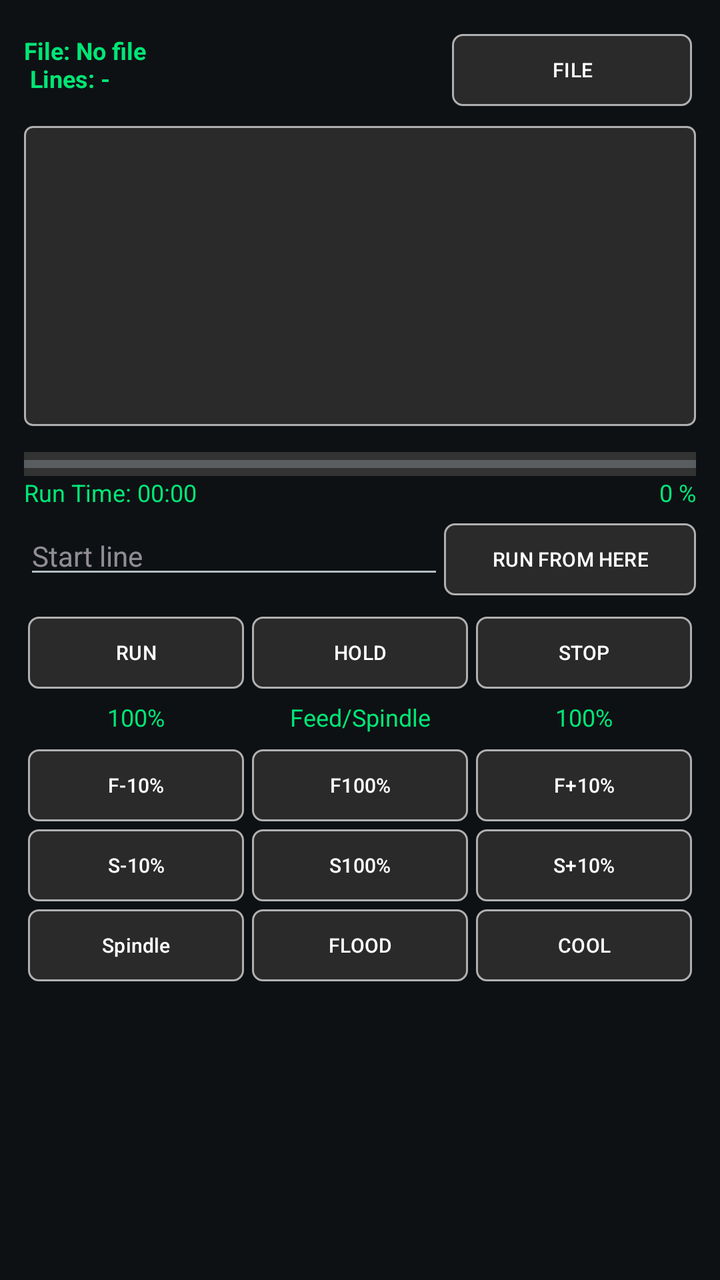
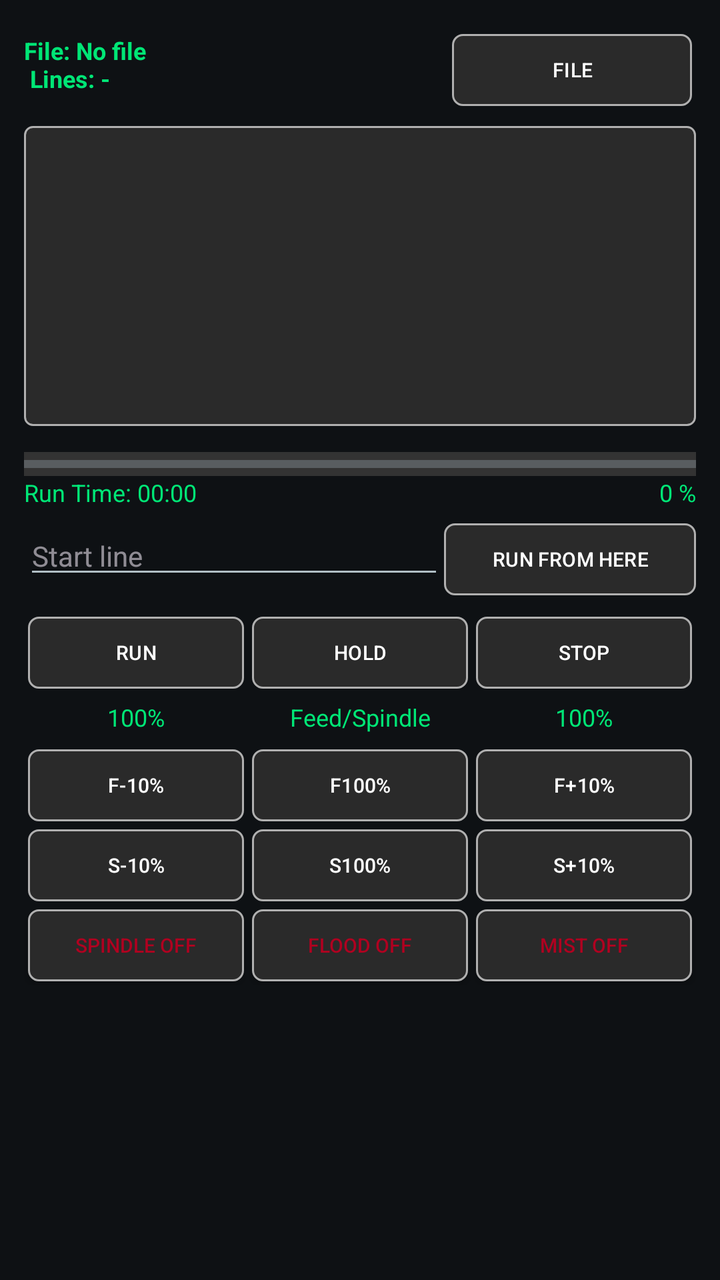

Compare the two renders of this Android layout. The source of the first and the diff that turns it into the second are given below.
<!-- AndroidManifest.xml: application theme Theme.DwiCreativeCNC -->
<!-- res/layout/frag_file.xml -->
<?xml version="1.0" encoding="utf-8"?>
<ScrollView
    xmlns:android="http://schemas.android.com/apk/res/android"
    xmlns:app="http://schemas.android.com/apk/res-auto"
    xmlns:tools="http://schemas.android.com/tools"
    android:layout_width="match_parent"
    android:layout_height="match_parent">
<LinearLayout
    android:orientation="vertical"
    android:padding="12dp"
    android:layout_width="match_parent"
    android:layout_height="wrap_content">

    <LinearLayout
        android:layout_width="match_parent"
        android:layout_height="wrap_content"
        android:layout_marginVertical="5dp">

        <TextView
            android:id="@+id/txtFileInfo"
            android:text="File: No file\n Lines: -"
            android:textColor="#00E676"
            android:textStyle="bold"
            android:textSize="12sp"
            android:layout_weight="1"
            android:layout_width="wrap_content"
            android:layout_height="wrap_content"
            tools:ignore="HardcodedText,InefficientWeight" />

        <Button
            android:id="@+id/btnOpen"
            android:layout_width="120dp"
            android:layout_height="36dp"
            android:layout_marginHorizontal="2dp"
            android:background="@drawable/bg_btn_square_selector"
            android:text="FILE"
            android:layout_gravity="end"
            android:textColor="@color/text_primary"
            android:textSize="10sp"
            app:backgroundTint="@null"
            tools:ignore="HardcodedText,TouchTargetSizeCheck" />
    </LinearLayout>

    <androidx.recyclerview.widget.RecyclerView
        android:id="@+id/rvGcode"
        android:layout_width="match_parent"
        android:layout_height="150dp"
        android:layout_marginVertical="5dp"
        android:padding="8dp"
        android:background="@drawable/scrollbar_thumb" />
    <ProgressBar
        android:id="@+id/progressRun"
        style="?android:attr/progressBarStyleHorizontal"
        android:layout_width="match_parent"
        android:layout_height="12dp"
        android:max="100"
        android:progress="0"
        android:progressTint="#00E676"
        android:background="#333333"
        android:layout_marginTop="8dp"/>

    <LinearLayout
        android:layout_width="match_parent"
        android:layout_height="wrap_content">

        <TextView
            android:id="@+id/txtEta"
            android:text="Run Time: 00:00"
            android:textColor="#00E676"
            android:textSize="12sp"
            android:layout_width="wrap_content"
            android:layout_height="wrap_content"
            tools:ignore="HardcodedText" />

        <TextView
            android:id="@+id/txtProgress"
            android:text="0 %"
            android:textColor="#00E676"
            android:textSize="12sp"
            android:gravity="end"
            android:layout_width="match_parent"
            android:layout_height="wrap_content"
            tools:ignore="HardcodedText" />
    </LinearLayout>

    <LinearLayout
        android:orientation="horizontal"
        android:layout_width="match_parent"
        android:layout_height="40dp"
        android:layout_marginVertical="4dp">

        <EditText
            android:id="@+id/edtStartLine"
            android:layout_width="0dp"
            android:layout_height="wrap_content"
            android:layout_weight="1"
            android:hint="Start line"
            android:inputType="number"
            android:textColor="#00E676"
            android:textSize="14sp"
            tools:ignore="HardcodedText,TouchTargetSizeCheck" />

        <Button
            android:id="@+id/btnRunFromHere"
            android:layout_width="wrap_content"
            android:layout_height="36dp"
            android:background="@drawable/bg_btn_square_selector"
            android:text="RUN FROM HERE"
            android:textColor="@color/text_primary"
            android:textSize="10sp"
            app:backgroundTint="@null"
            tools:ignore="HardcodedText,TouchTargetSizeCheck" />
    </LinearLayout>

    <LinearLayout
        android:orientation="horizontal"
        android:layout_width="match_parent"
        android:layout_height="wrap_content"
        android:layout_marginTop="6dp">

        <Button
            android:id="@+id/btnRun"
            android:layout_width="0dp"
            android:layout_height="36dp"
            android:layout_marginHorizontal="2dp"
            android:layout_weight="1"
            android:background="@drawable/bg_btn_square_selector"
            android:text="RUN"
            android:textColor="@color/text_primary"
            android:textSize="10sp"
            app:backgroundTint="@null"
            tools:ignore="HardcodedText,TouchTargetSizeCheck" />

        <Button
            android:id="@+id/btnPause"
            android:layout_width="0dp"
            android:layout_height="36dp"
            android:layout_marginHorizontal="2dp"
            android:layout_weight="1"
            android:background="@drawable/bg_btn_square_selector"
            android:text="HOLD"
            android:textColor="@color/text_primary"
            android:textSize="10sp"
            app:backgroundTint="@null"
            tools:ignore="HardcodedText,TouchTargetSizeCheck" />

        <Button
            android:id="@+id/btnStop"
            android:layout_width="0dp"
            android:layout_height="36dp"
            android:layout_marginHorizontal="2dp"
            android:layout_weight="1"
            android:background="@drawable/bg_btn_square_selector"
            android:text="STOP"
            android:textColor="@color/text_primary"
            android:textSize="10sp"
            app:backgroundTint="@null"
            tools:ignore="HardcodedText,TouchTargetSizeCheck" />
    </LinearLayout>

    

    <LinearLayout
        android:orientation="horizontal"
        android:layout_width="match_parent"
        android:layout_height="wrap_content">

        <TextView
            android:id="@+id/txtFeedOv"
            android:text="100%"
            android:textColor="#00E676"
            android:textSize="12sp"
            android:gravity="center"
            android:padding="6dp"
            android:layout_weight="1"
            android:layout_width="0dp"
            android:layout_height="wrap_content"
            tools:ignore="HardcodedText" />

        <TextView
            android:text="Feed/Spindle"
            android:textColor="#00E676"
            android:textSize="12sp"
            android:gravity="center"
            android:padding="6dp"
            android:layout_weight="1"
            android:layout_width="0dp"
            android:layout_height="wrap_content"
            tools:ignore="HardcodedText" />

        <TextView
            android:id="@+id/txtSpinOv"
            android:text="100%"
            android:textColor="#00E676"
            android:textSize="12sp"
            android:gravity="center"
            android:padding="6dp"
            android:layout_weight="1"
            android:layout_width="0dp"
            android:layout_height="wrap_content"
            tools:ignore="HardcodedText" />
    </LinearLayout>

    <LinearLayout
        android:orientation="horizontal"
        android:layout_width="match_parent"
        android:layout_height="wrap_content">

        <Button
            android:id="@+id/btnFeedMinus"
            android:layout_width="0dp"
            android:layout_height="36dp"
            android:layout_margin="2dp"
            android:layout_weight="1"
            android:background="@drawable/bg_btn_square_selector"
            android:text="F-10%"
            android:textAlignment="center"
            android:textColor="@color/text_primary"
            android:textSize="10sp"
            app:backgroundTint="@null"
            tools:ignore="HardcodedText,TouchTargetSizeCheck" />

        <Button
            android:id="@+id/btnFeedReset"
            android:layout_width="0dp"
            android:layout_height="36dp"
            android:layout_margin="2dp"
            android:layout_weight="1"
            android:background="@drawable/bg_btn_square_selector"
            android:text="F100%"
            android:textColor="@color/text_primary"
            android:textSize="10sp"
            app:backgroundTint="@null"
            tools:ignore="HardcodedText,TouchTargetSizeCheck" />

        <Button
            android:id="@+id/btnFeedPlus"
            android:layout_width="0dp"
            android:layout_height="36dp"
            android:layout_margin="2dp"
            android:layout_weight="1"
            android:background="@drawable/bg_btn_square_selector"
            android:text="F+10%"
            android:textColor="@color/text_primary"
            android:textSize="10sp"
            app:backgroundTint="@null"
            tools:ignore="HardcodedText,TouchTargetSizeCheck" />
    </LinearLayout>

    

    <LinearLayout
        android:orientation="horizontal"
        android:layout_width="match_parent"
        android:layout_height="wrap_content">

        <Button
            android:id="@+id/btnSpinMinus"
            android:layout_width="0dp"
            android:layout_height="36dp"
            android:layout_margin="2dp"
            android:layout_weight="1"
            android:background="@drawable/bg_btn_square_selector"
            android:text="S-10%"
            android:textColor="@color/text_primary"
            android:textSize="10sp"
            app:backgroundTint="@null"
            tools:ignore="HardcodedText,TouchTargetSizeCheck" />

        <Button
            android:id="@+id/btnSpinReset"
            android:layout_width="0dp"
            android:layout_height="36dp"
            android:layout_margin="2dp"
            android:layout_weight="1"
            android:background="@drawable/bg_btn_square_selector"
            android:text="S100%"
            android:textColor="@color/text_primary"
            android:textSize="10sp"
            app:backgroundTint="@null"
            tools:ignore="HardcodedText,TouchTargetSizeCheck" />

        <Button
            android:id="@+id/btnSpinPlus"
            android:layout_width="0dp"
            android:layout_height="36dp"
            android:layout_margin="2dp"
            android:layout_weight="1"
            android:background="@drawable/bg_btn_square_selector"
            android:text="S+10%"
            android:textColor="@color/text_primary"
            android:textSize="10sp"
            app:backgroundTint="@null"
            tools:ignore="HardcodedText,TouchTargetSizeCheck" />
    </LinearLayout>

    <LinearLayout
        android:orientation="horizontal"
        android:layout_width="match_parent"
        android:layout_height="wrap_content">

        <Button
            android:layout_width="0dp"
            android:layout_height="36dp"
            android:layout_margin="2dp"
            android:layout_weight="1"
            android:background="@drawable/bg_btn_square_selector"
            android:text="Spindle"
            android:textColor="@color/text_primary"
            android:textSize="10sp"
            app:backgroundTint="@null"
            tools:ignore="HardcodedText,TouchTargetSizeCheck" />

        <Button
            android:layout_width="0dp"
            android:layout_height="36dp"
            android:layout_margin="2dp"
            android:layout_weight="1"
            android:background="@drawable/bg_btn_square_selector"
            android:text="FLOOD"
            android:textColor="@color/text_primary"
            android:textSize="10sp"
            app:backgroundTint="@null"
            tools:ignore="HardcodedText,TouchTargetSizeCheck" />

        <Button
            android:layout_width="0dp"
            android:layout_height="36dp"
            android:layout_margin="2dp"
            android:layout_weight="1"
            android:background="@drawable/bg_btn_square_selector"
            android:text="COOL"
            android:textColor="@color/text_primary"
            android:textSize="10sp"
            app:backgroundTint="@null"
            tools:ignore="HardcodedText,TouchTargetSizeCheck" />
    </LinearLayout>
</LinearLayout>
</ScrollView>
<!-- resources referenced by this layout -->
<resources>
  <color name="text_primary">#FFFFFF</color>
  <!-- drawable bg_btn_square_selector (drawable) -->
  <?xml version="1.0" encoding="utf-8"?>
  <selector
      xmlns:android="http://schemas.android.com/apk/res/android">
      <item android:state_pressed="true">
          <shape>
              <solid android:color="@color/bg_dark"/>
          </shape>
      </item>
  
      <item>
          <shape>
              <corners android:radius="5dp"/>
              <solid android:color="@color/button_gray" />
              <stroke android:width="1dp"
                  android:color="@color/text_secondary"/>
          </shape>
      </item>
  </selector>
  <!-- drawable scrollbar_thumb (drawable) -->
  <?xml version="1.0" encoding="utf-8"?>
  <shape
      xmlns:android="http://schemas.android.com/apk/res/android"
      android:shape="rectangle">
  
      <solid android:color="@color/button_gray"/>
      <stroke android:width="1dp"
          android:color="@color/text_secondary"/>
      <corners android:radius="4dp"/>
  </shape>
  <style name="Theme.DwiCreativeCNC" parent="Theme.Material3.Dark.NoActionBar">
  
          
          <item name="android:windowBackground">@color/cnc_background</item>
          <item name="colorSurface">@color/cnc_surface</item>
          <item name="colorSurfaceVariant">@color/cnc_surface_alt</item>
  
          
          <item name="colorPrimary">@color/cnc_primary</item>
          <item name="colorOnPrimary">@color/cnc_on_primary</item>
  
          
          <item name="colorSecondary">@color/cnc_secondary</item>
          <item name="colorOnSecondary">@color/cnc_on_secondary</item>
  
          
          <item name="android:textColorPrimary">@color/cnc_text_primary</item>
          <item name="android:textColorSecondary">@color/cnc_text_secondary</item>
  
          
          <item name="colorOutline">@color/cnc_outline</item>
  
          
          <item name="android:statusBarColor">@color/cnc_background</item>
          <item name="android:windowLightStatusBar">false</item>
  
      </style>
  <color name="bg_dark">#121212</color>
  <color name="button_gray">#2A2A2A</color>
  <color name="text_secondary">#B0B0B0</color>
  <color name="cnc_background">#0E1114</color>
  <color name="cnc_surface">#161A1F</color>
  <color name="cnc_surface_alt">#1E2329</color>
  <color name="cnc_primary">#00E5FF</color>
  <color name="cnc_on_primary">#000000</color>
  <color name="cnc_secondary">#7A8A99</color>
  <color name="cnc_on_secondary">#FFFFFF</color>
  <color name="cnc_text_primary">#FFFFFF</color>
  <color name="cnc_text_secondary">#B0BEC5</color>
  <color name="cnc_outline">#2A2F36</color>
</resources>

<!-- the commit's change to res/layout/frag_file.xml (unified diff, before → after) -->
@@ -299,38 +299,44 @@
         android:layout_width="match_parent"
         android:layout_height="wrap_content">
 
-        <Button
-            android:layout_width="0dp"
-            android:layout_height="36dp"
-            android:layout_margin="2dp"
-            android:layout_weight="1"
-            android:background="@drawable/bg_btn_square_selector"
-            android:text="Spindle"
-            android:textColor="@color/text_primary"
-            android:textSize="10sp"
-            app:backgroundTint="@null"
-            tools:ignore="HardcodedText,TouchTargetSizeCheck" />
-
-        <Button
-            android:layout_width="0dp"
-            android:layout_height="36dp"
-            android:layout_margin="2dp"
-            android:layout_weight="1"
-            android:background="@drawable/bg_btn_square_selector"
-            android:text="FLOOD"
-            android:textColor="@color/text_primary"
-            android:textSize="10sp"
-            app:backgroundTint="@null"
-            tools:ignore="HardcodedText,TouchTargetSizeCheck" />
-
-        <Button
-            android:layout_width="0dp"
-            android:layout_height="36dp"
-            android:layout_margin="2dp"
-            android:layout_weight="1"
-            android:background="@drawable/bg_btn_square_selector"
-            android:text="COOL"
-            android:textColor="@color/text_primary"
+        <ToggleButton
+            android:id="@+id/btnSpindle"
+            android:layout_width="0dp"
+            android:layout_height="36dp"
+            android:layout_margin="2dp"
+            android:layout_weight="1"
+            android:background="@drawable/bg_btn_square_selector"
+            android:textOn="SPINDLE ON"
+            android:textOff="SPINDLE OFF"
+            android:textColor="@color/red_dark"
+            android:textSize="10sp"
+            app:backgroundTint="@null"
+            tools:ignore="HardcodedText,TouchTargetSizeCheck" />
+
+        <ToggleButton
+            android:id="@+id/btnFlood"
+            android:layout_width="0dp"
+            android:layout_height="36dp"
+            android:layout_margin="2dp"
+            android:layout_weight="1"
+            android:background="@drawable/bg_btn_square_selector"
+            android:textOn="FLOOD ON"
+            android:textOff="FLOOD OFF"
+            android:textColor="@color/red_dark"
+            android:textSize="10sp"
+            app:backgroundTint="@null"
+            tools:ignore="HardcodedText,TouchTargetSizeCheck" />
+
+        <ToggleButton
+            android:id="@+id/btnMist"
+            android:layout_width="0dp"
+            android:layout_height="36dp"
+            android:layout_margin="2dp"
+            android:layout_weight="1"
+            android:background="@drawable/bg_btn_square_selector"
+            android:textOn="MIST ON"
+            android:textOff="MIST OFF"
+            android:textColor="@color/red_dark"
             android:textSize="10sp"
             app:backgroundTint="@null"
             tools:ignore="HardcodedText,TouchTargetSizeCheck" />
<!-- resource entries referenced after the edit -->
@@ -1,5 +1,6 @@
 <!-- resources referenced by this layout -->
 <resources>
+  <color name="red_dark">#B00020</color>
   <color name="text_primary">#FFFFFF</color>
   <!-- drawable bg_btn_square_selector (drawable) -->
   <?xml version="1.0" encoding="utf-8"?>
